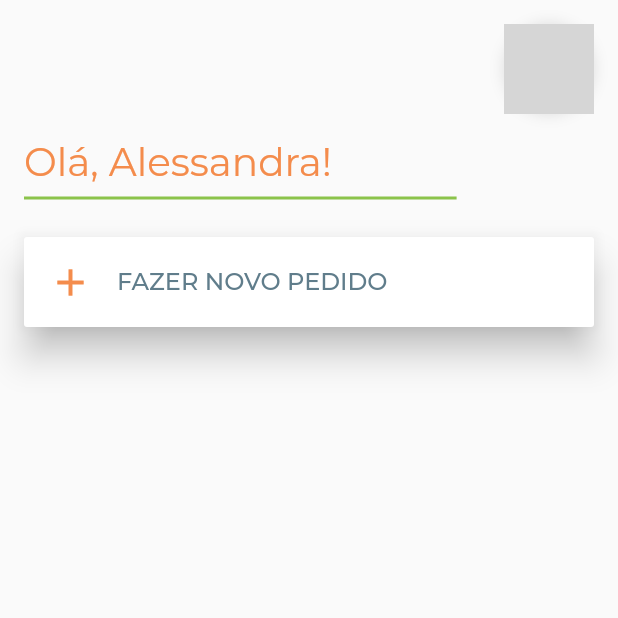
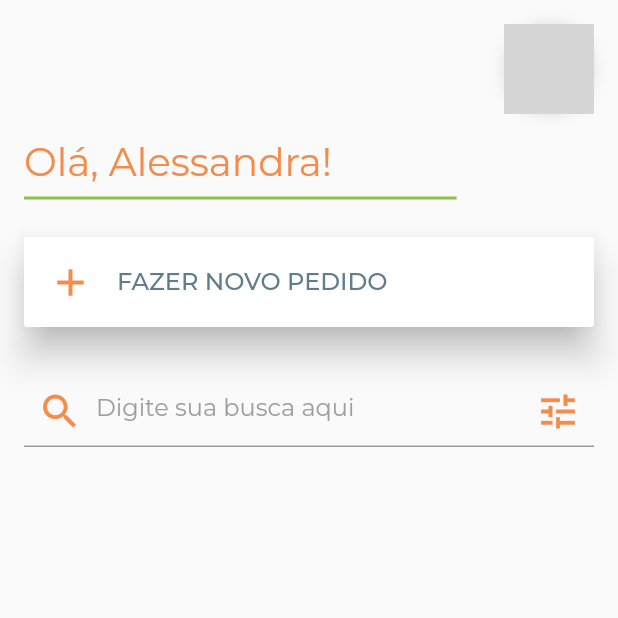
Before and after one commit to BrunoLeonardoRamosRibeiro/appetit, a Flutter app: the HomePage screen opened directly, on a phone screen of 412 x 824 dp, the top half of it. Run offline on Flutter 3.47's test engine with Material 2 defaults, Android fonts, the light colour scheme and no system bars; our stand-ins replace get, google_fonts; grey boxes are pictures that could not be loaded.

Commit message:
Versão 02 de 22 de outubro de 2020

```diff
--- a/lib/pages/home/home_page.dart
+++ b/lib/pages/home/home_page.dart
@@ -1,4 +1,5 @@
 import 'package:appetit/pages/home/controller/home_page_controller.dart';
+import 'package:appetit/pages/login/widgets/search_widget.dart';
 import 'package:appetit/shared/constants.dart';
 import 'package:appetit/shared/widgets/picture_widget.dart';
 import 'package:flutter/material.dart';
@@ -74,6 +75,11 @@ class _HomePageState extends State<HomePage> {
                     color: Colors.white,
                   ),
                 ),
+                SearchWidget(
+                  label: "Digite sua busca aqui",
+                  prefixIcon: Icon(Icons.search_outlined, color: ORANGE_APPETIT, size: 30,),
+                  sufixIcon: Icon(Icons.tune_outlined, color: ORANGE_APPETIT, size: 30,),
+                ),
               ],
             ),
           ),
--- /dev/null
+++ b/lib/pages/login/widgets/search_widget.dart
@@ -0,0 +1,26 @@
+import 'package:flutter/material.dart';
+
+class SearchWidget extends StatelessWidget {
+  String label;
+  Function onChanged;
+  Widget prefixIcon;
+  Widget sufixIcon;
+
+  SearchWidget({this.label, this.onChanged, this.prefixIcon = null, this.sufixIcon = null});
+
+  @override
+  Widget build(BuildContext context) {
+    return Padding(
+      padding: EdgeInsets.all(16.0),
+      child: TextField(
+        decoration: InputDecoration(
+          hintText: label,
+          hintStyle: TextStyle(color: Colors.grey),
+          prefixIcon: prefixIcon,
+          suffixIcon: sufixIcon,
+        ),
+        onChanged: onChanged,
+      ),
+    );
+  }
+}
--- a/pubspec.yaml
+++ b/pubspec.yaml
@@ -27,9 +27,11 @@ dependencies:
 
   # The following adds the Cupertino Icons font to your application.
   # Use with the CupertinoIcons class for iOS style icons.
+  shared_preferences: ^0.5.12+2
   cupertino_icons: ^1.0.0
-  shared_preferences: ^0.5.12+2
+  grouped_list: ^3.5.0
   google_fonts: ^1.1.1
+  collection: ^1.14.13
   get: ^3.13.2
   get_it:
 
```
Also changed, not shown: lib/shared/models/categoria.dart (added, +25 -0 lines), lib/shared/models/client.dart (added, +33 -0 lines), lib/shared/models/order.dart (added, +81 -0 lines), lib/shared/models/product.dart (added, +49 -0 lines), pubspec.lock.
